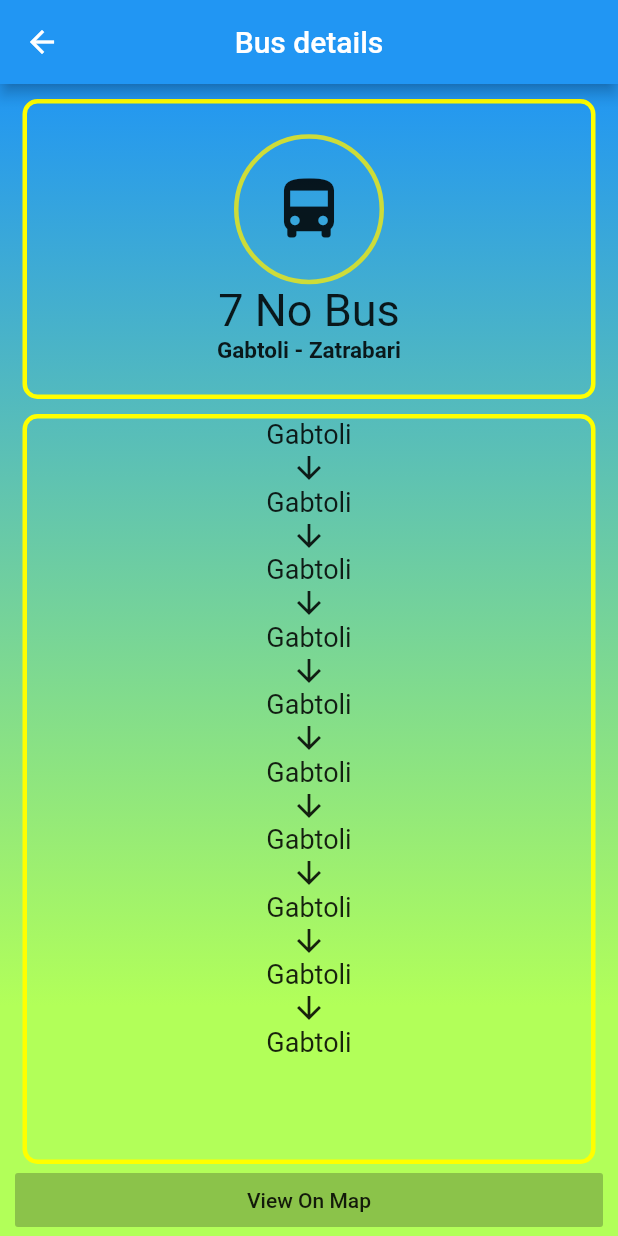
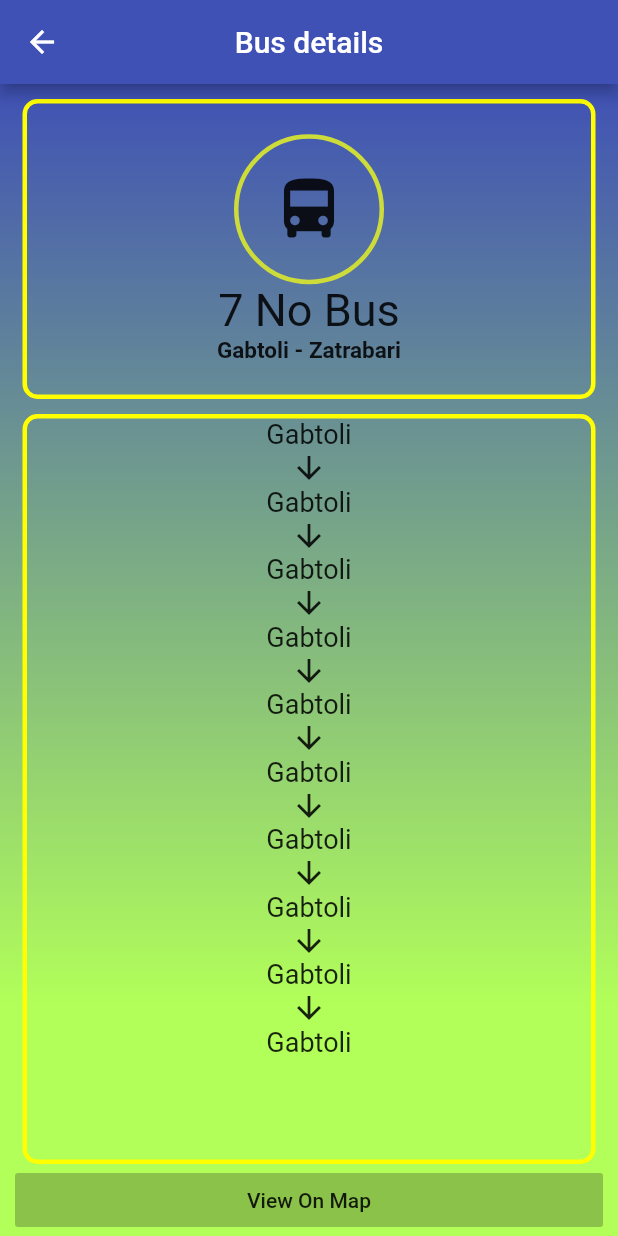
Before and after one commit to sohagmahin/Search-Dhaka, a Flutter app: the screen it shows after launch, after a tap on "7 No Bus", on a phone screen of 412 x 824 dp. Run offline on Flutter 3.47's test engine with Material 2 defaults, Android fonts, the phone set to English and light mode, and no system bars.

Commit message:
build bus list page & Refactoring the code

```diff
--- /dev/null
+++ b/lib/constant.dart
@@ -0,0 +1,11 @@
+import 'package:flutter/material.dart';
+
+class KConstant {
+ static Gradient buildGradient({Color firstColor, Color secondColor}) {
+    return LinearGradient(
+        colors: [firstColor, secondColor],
+        begin: Alignment.topCenter,
+        end: Alignment.bottomCenter,
+        stops: [0.0, 0.8]);
+  }
+}
--- a/lib/home_page.dart
+++ /dev/null
@@ -1,24 +0,0 @@
-import 'package:flutter/material.dart';
-import 'input_page.dart';
-
-class HomePage extends StatelessWidget {
-  final String title;
-  HomePage({this.title});
-
-  @override
-  Widget build(BuildContext context) {
-    return Scaffold(
-      backgroundColor: Color(0xff3f51b5),
-      bottomNavigationBar: BottomNavigationBar(
-        iconSize: 22.0,
-        backgroundColor: Color(0xff3f51b5) ,
-        items: [
-          BottomNavigationBarItem(title: Text('Home'),icon: Icon(Icons.home)),
-          BottomNavigationBarItem(title: Text('All Bus'),icon: Icon(Icons.format_line_spacing))
-        ],
-        onTap: (select) {},
-      ),
-      body: InputPage(),
-    );
-  }
-}
--- a/lib/main.dart
+++ b/lib/main.dart
@@ -1,6 +1,6 @@
 import 'package:flutter/material.dart';
-import 'home_page.dart';
-import 'bus_details.dart';
+import 'pages/home_page.dart';
+import 'pages/bus_details.dart';
 
 void main() => runApp(MyApp());
 
@@ -21,7 +21,7 @@ class MyApp extends StatelessWidget {
         // or simply save your changes to "hot reload" in a Flutter IDE).
         // Notice that the counter didn't reset back to zero; the application
         // is not restarted.
-        primarySwatch: Colors.blue,
+        primarySwatch: Colors.indigo,
       ),
       home: HomePage(title: 'Local Bus(Dhaka route)'),
     );
--- a/lib/bus_details.dart
+++ b/lib/pages/bus_details.dart
@@ -1,4 +1,5 @@
 import 'package:flutter/material.dart';
+import '../constant.dart';
 
 class BusDetails extends StatelessWidget {
   Widget _buildBusIntro() {
@@ -36,7 +37,8 @@ class BusDetails extends StatelessWidget {
       child: busChild,
       height: cardHeight,
       decoration: BoxDecoration(
-        border: Border.all(color: Colors.yellowAccent, width: 3),  // or Colors.grey
+        border:
+            Border.all(color: Colors.yellowAccent, width: 3), // or Colors.grey
         shape: BoxShape.rectangle,
         borderRadius: BorderRadius.circular(10.0),
       ),
@@ -44,11 +46,14 @@ class BusDetails extends StatelessWidget {
     );
   }
 
-  Widget _buildBusStopages({String stopageName,int index}) {
+  Widget _buildBusStopages({String stopageName, int index}) {
     return Container(
       child: Column(
         children: <Widget>[
-          Text(stopageName,style: TextStyle(fontSize: 18),),
+          Text(
+            stopageName,
+            style: TextStyle(fontSize: 18),
+          ),
           Icon(index != 9 ? Icons.arrow_downward : null),
         ],
       ),
@@ -64,13 +69,10 @@ class BusDetails extends StatelessWidget {
       ),
       body: Container(
         decoration: BoxDecoration(
-          gradient: LinearGradient(
-              colors: [Colors.blue, Colors.lightGreenAccent],
-              begin: Alignment.topCenter,
-              end: Alignment.bottomCenter,
-              stops: [0.0, 0.8]),
+          gradient: KConstant.buildGradient(
+              firstColor: Colors.indigo, secondColor: Colors.lightGreenAccent),
         ),
-       // or color: Colors.white70,
+        // or color: Colors.white70,
         child: Column(
           mainAxisAlignment: MainAxisAlignment.start,
           crossAxisAlignment: CrossAxisAlignment.stretch,
@@ -81,7 +83,9 @@ class BusDetails extends StatelessWidget {
                 busChild: ListView.builder(
                     itemCount: 10,
                     itemBuilder: (context, index) {
-                      return Center(child: _buildBusStopages(stopageName: 'Gabtoli',index: index));
+                      return Center(
+                          child: _buildBusStopages(
+                              stopageName: 'Gabtoli', index: index));
                     }),
               ),
             ),
--- /dev/null
+++ b/lib/pages/home_page.dart
@@ -0,0 +1,70 @@
+import 'package:flutter/material.dart';
+import 'input_page.dart';
+import 'bus_list.dart';
+
+const kButtomTextStyle = TextStyle(fontWeight: FontWeight.bold);
+
+class HomePage extends StatefulWidget {
+  final String title;
+  HomePage({this.title});
+
+  @override
+  _HomePageState createState() => _HomePageState();
+}
+
+class _HomePageState extends State<HomePage> {
+  int selected = 0;
+  @override
+  Widget build(BuildContext context) {
+    return Scaffold(
+      appBar: AppBar(
+        title: Text('Local Bus Dhaka route'),
+        centerTitle: true,
+      ),
+      drawer: Drawer(),
+      backgroundColor: Colors.indigo, //  Color(0xff3f51b5)
+      bottomNavigationBar: BottomNavigationBar(
+        iconSize: 22.0,
+        backgroundColor: Colors.indigo,
+        items: [
+          BottomNavigationBarItem(
+              title: Text(
+                'Home',
+                style: kButtomTextStyle,
+              ),
+              icon: Icon(
+                Icons.home,
+                color: Colors.grey,
+              ),
+              activeIcon: Icon(
+                Icons.home,
+                color: Colors.white,
+              )),
+          BottomNavigationBarItem(
+              title: Text(
+                'All Bus',
+                style: kButtomTextStyle,
+              ),
+              icon: Icon(
+                Icons.format_line_spacing,
+                color: Colors.grey,
+              ),
+              activeIcon: Icon(
+                Icons.format_line_spacing,
+                color: Colors.white,
+              ))
+        ],
+        currentIndex: selected,
+        selectedItemColor: Colors.white,
+        unselectedItemColor: Colors.grey,
+        onTap: (select) {
+          setState(() {
+            selected = select;
+            print(selected);
+          });
+        },
+      ),
+      body: selected == 0 ? InputPage() : BusList(),
+    );
+  }
+}
--- a/lib/input_page.dart
+++ b/lib/pages/input_page.dart
@@ -1,38 +1,19 @@
 import 'package:flutter/material.dart';
 import 'bus_details.dart';
+import '../widget/bus_tile.dart';
 
-class InputPage extends StatelessWidget {
+class InputPage extends StatefulWidget {
+  @override
+  _InputPageState createState() => _InputPageState();
+}
+
+class _InputPageState extends State<InputPage> {
   @override
   Widget build(BuildContext context) {
     return SafeArea(
       child: Column(
         crossAxisAlignment: CrossAxisAlignment.start,
         children: <Widget>[
-          Row(
-            crossAxisAlignment: CrossAxisAlignment.center,
-            children: <Widget>[
-              CircleAvatar(
-                radius: 25.0,
-                backgroundColor: Color(0xff3f51b5),
-                child: IconButton(
-                  icon: Icon(
-                    Icons.list,
-                    color: Colors.white,
-                  ),
-                  iconSize: 35.0,
-                ),
-              ),
-              Text(
-                'Local Bus Dhaka route',
-                style: TextStyle(
-                  fontSize: 23,
-                  fontWeight: FontWeight.w500,
-                  color: Colors.white,
-                ),
-                textAlign: TextAlign.center,
-              ),
-            ],
-          ),
           Padding(
             padding: const EdgeInsets.only(top: 10, left: 10),
             child: Text(
@@ -104,22 +85,29 @@ class InputPage extends StatelessWidget {
                   itemCount: 10,
                   itemBuilder: (context, index) {
                     return Padding(
-                      padding: const EdgeInsets.only(left: 10.0,right: 10.0,top: 8.0,bottom: 8.0),
+                      padding: const EdgeInsets.only(
+                          left: 10.0, right: 10.0, top: 8.0, bottom: 8.0),
                       child: Container(
                         height: 60,
                         decoration: BoxDecoration(
                             color: Colors.white,
                             shape: BoxShape.rectangle,
                             borderRadius: BorderRadius.circular(10.0)),
-                        child: ListTile(
-                          title: Text('7 No Bus'),
-                          leading: Icon(Icons.directions_bus),
-                          trailing: Text('Local'),
-                          subtitle: Text('Gabtoli - Zatrabari'),
-                          onTap: () {
-                            Navigator.of(context).push(MaterialPageRoute(builder: (context)=>BusDetails()));
-                          },
+                        child: BusTile(
+                          name: '7 No Bus',
+                          type: 'Local',
+                          source: 'Gabtoli',
+                          destination: 'Zatrabari',
                         ),
+//                        ListTile(
+//                          title: Text('7 No Bus'),
+//                          leading: Icon(Icons.directions_bus),
+//                          trailing: Text('Local'),
+//                          subtitle: Text('Gabtoli - Zatrabari'),
+//                          onTap: () {
+//                            Navigator.of(context).push(MaterialPageRoute(builder: (context)=>BusDetails()));
+//                          },
+//                        ),
                       ),
                     );
                   }),
--- /dev/null
+++ b/lib/widget/bus_tile.dart
@@ -0,0 +1,25 @@
+import 'package:flutter/material.dart';
+import '../pages/bus_details.dart';
+
+class BusTile extends StatelessWidget {
+
+  final String name;
+  final String type;
+  final String source;
+  final String destination;
+  BusTile({this.name,this.type,this.source,this.destination});
+
+  @override
+  Widget build(BuildContext context) {
+    return ListTile(
+      title: Text(name),
+      leading: Icon(Icons.directions_bus),
+      trailing: Text(type),
+      subtitle: Text(source + ' - ' + destination),
+      onTap: () {
+        Navigator.of(context).push(
+            MaterialPageRoute(builder: (context) => BusDetails()));
+      },
+    );
+  }
+}
```
Also changed, not shown: lib/pages/bus_list.dart (added, +26 -0 lines).
